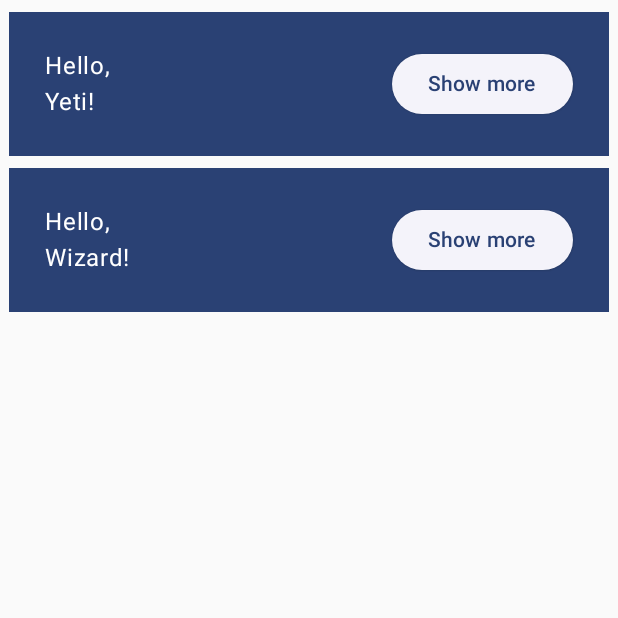
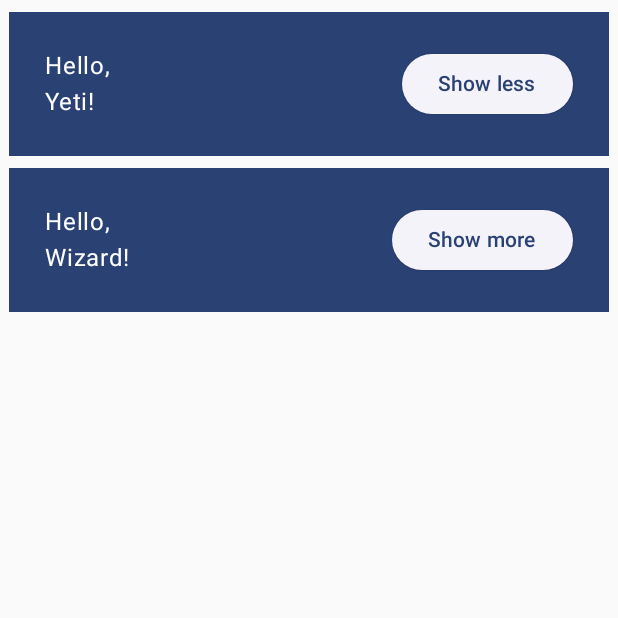
Before and after one commit to Himanshu-kumar-gupta/ComposeBasics, an Android app built with Jetpack Compose: the screen it shows after launch (MainActivity), after a tap on "Show more", on a phone screen of 412 x 824 dp, the top half of it. Run offline under Robolectric (Android 15) with nearby library versions, the phone set to English and light mode, and no system bars.

```diff
--- a/app/src/main/java/com/example/composebasics/MainActivity.kt
+++ b/app/src/main/java/com/example/composebasics/MainActivity.kt
@@ -9,6 +9,8 @@ import androidx.compose.material3.MaterialTheme
 import androidx.compose.material3.Surface
 import androidx.compose.material3.Text
 import androidx.compose.runtime.Composable
+import androidx.compose.runtime.mutableStateOf
+import androidx.compose.runtime.remember
 import androidx.compose.ui.Modifier
 import androidx.compose.ui.tooling.preview.Preview
 import androidx.compose.ui.unit.dp
@@ -27,6 +29,17 @@ class MainActivity : ComponentActivity() {
 
 @Composable
 fun Greeting(name: String) {
+    // Setting a variable to change state
+    // Remember is used to remember the previous state
+    // and do not assign state as soon as recomposition happens
+    // and change it only if changed by user or by external factors
+
+    // each call of comosable has its own state
+
+    val expanded = remember {
+        mutableStateOf(false)
+    }
+
     Surface(color = MaterialTheme.colorScheme.primary,
         // Padding for each column from outer composable
         modifier = Modifier.padding(horizontal = 2.dp, vertical = 4.dp)) {
@@ -41,9 +54,9 @@ fun Greeting(name: String) {
             }
 
             // Using elevated button at end of row
-            ElevatedButton(onClick = { /*TODO*/ }) {
+            ElevatedButton(onClick = { expanded.value = !expanded.value }) {
                 // Add any other composable inside button using trailing lambdas
-                Text("Show more")
+                Text(if(expanded.value) "Show less" else "Show more")
             }
         }
 
@@ -54,7 +67,7 @@ fun Greeting(name: String) {
 private fun MyApp(modifier: Modifier = Modifier) {
 
     // Added Columns on function calling with a composable
-    val troopNames = listOf<String>("Yeti","Wizard")
+    val troopNames = listOf("Yeti","Wizard")
 
     // Padding for whole Column hence whole layout at this time
     Column(modifier.padding(horizontal = 4.dp, vertical = 4.dp)) {
```
